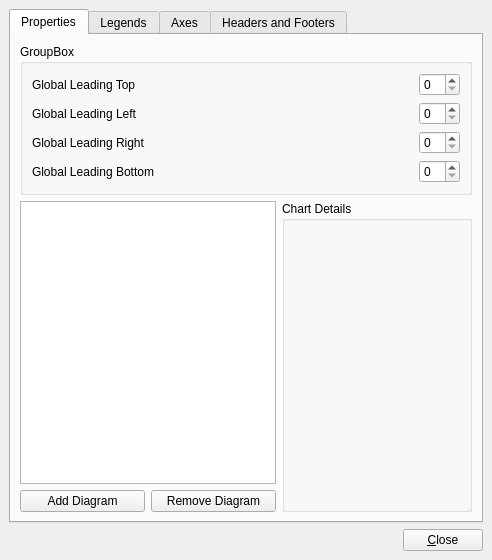
KDAB/KDChart, file plugins/kdchartchartdesignercustomeditor.ui: the form before one commit.
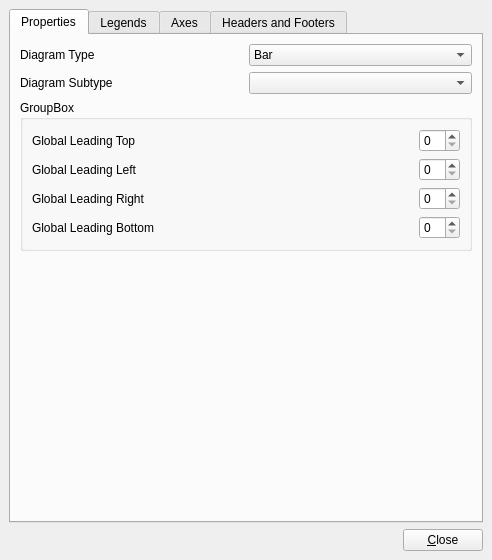
The form after the commit.

Commit message: set and retrieve the chart type and subtype - removed addDiagram for now

```diff
--- a/plugins/kdchartchartdesignercustomeditor.ui
+++ b/plugins/kdchartchartdesignercustomeditor.ui
@@ -12,14 +12,14 @@
   <property name="windowTitle" >
    <string>Chart Properties</string>
   </property>
-  <layout class="QGridLayout" >
+  <layout class="QVBoxLayout" >
    <property name="margin" >
     <number>9</number>
    </property>
    <property name="spacing" >
     <number>6</number>
    </property>
-   <item row="0" column="0" >
+   <item>
     <widget class="QTabWidget" name="tabWidget" >
      <property name="currentIndex" >
       <number>0</number>
@@ -28,15 +28,15 @@
       <attribute name="title" >
        <string>Properties</string>
       </attribute>
-      <layout class="QGridLayout" >
+      <layout class="QVBoxLayout" >
        <property name="margin" >
         <number>9</number>
        </property>
        <property name="spacing" >
         <number>6</number>
        </property>
-       <item row="0" column="0" >
-        <layout class="QVBoxLayout" >
+       <item>
+        <layout class="QHBoxLayout" >
          <property name="margin" >
           <number>0</number>
          </property>
@@ -44,198 +44,179 @@
           <number>6</number>
          </property>
          <item>
-          <widget class="QGroupBox" name="groupBox" >
-           <property name="title" >
-            <string>GroupBox</string>
+          <widget class="QLabel" name="mTypeLabel" >
+           <property name="text" >
+            <string>Diagram Type</string>
            </property>
-           <layout class="QGridLayout" >
-            <property name="margin" >
-             <number>9</number>
-            </property>
-            <property name="spacing" >
-             <number>6</number>
-            </property>
-            <item row="0" column="0" >
-             <layout class="QHBoxLayout" >
-              <property name="margin" >
-               <number>0</number>
-              </property>
-              <property name="spacing" >
-               <number>6</number>
-              </property>
-              <item>
-               <layout class="QVBoxLayout" >
-                <property name="margin" >
-                 <number>0</number>
-                </property>
-                <property name="spacing" >
-                 <number>6</number>
-                </property>
-                <item>
-                 <widget class="QLabel" name="label_5" >
-                  <property name="text" >
-                   <string>Global Leading Top</string>
-                  </property>
-                 </widget>
-                </item>
-                <item>
-                 <widget class="QLabel" name="label_8" >
-                  <property name="text" >
-                   <string>Global Leading Left</string>
-                  </property>
-                 </widget>
-                </item>
-                <item>
-                 <widget class="QLabel" name="label_7" >
-                  <property name="text" >
-                   <string>Global Leading Right</string>
-                  </property>
-                 </widget>
-                </item>
-                <item>
-                 <widget class="QLabel" name="label_6" >
-                  <property name="text" >
-                   <string>Global Leading Bottom</string>
-                  </property>
-                 </widget>
-                </item>
-               </layout>
-              </item>
-              <item>
-               <layout class="QVBoxLayout" >
-                <property name="margin" >
-                 <number>0</number>
-                </property>
-                <property name="spacing" >
-                 <number>6</number>
-                </property>
-                <item>
-                 <spacer>
-                  <property name="orientation" >
-                   <enum>Qt::Horizontal</enum>
-                  </property>
-                  <property name="sizeHint" >
-                   <size>
-                    <width>40</width>
-                    <height>20</height>
-                   </size>
-                  </property>
-                 </spacer>
-                </item>
-                <item>
-                 <spacer>
-                  <property name="orientation" >
-                   <enum>Qt::Horizontal</enum>
-                  </property>
-                  <property name="sizeHint" >
-                   <size>
-                    <width>40</width>
-                    <height>20</height>
-                   </size>
-                  </property>
-                 </spacer>
-                </item>
-                <item>
-                 <spacer>
-                  <property name="orientation" >
-                   <enum>Qt::Horizontal</enum>
-                  </property>
-                  <property name="sizeHint" >
-                   <size>
-                    <width>40</width>
-                    <height>20</height>
-                   </size>
-                  </property>
-                 </spacer>
-                </item>
-                <item>
-                 <spacer>
-                  <property name="orientation" >
-                   <enum>Qt::Horizontal</enum>
-                  </property>
-                  <property name="sizeHint" >
-                   <size>
-                    <width>40</width>
-                    <height>20</height>
-                   </size>
-                  </property>
-                 </spacer>
-                </item>
-               </layout>
-              </item>
-              <item>
-               <layout class="QVBoxLayout" >
-                <property name="margin" >
-                 <number>0</number>
-                </property>
-                <property name="spacing" >
-                 <number>6</number>
-                </property>
-                <item>
-                 <widget class="QSpinBox" name="mGlobalLeadingTopSB" />
-                </item>
-                <item>
-                 <widget class="QSpinBox" name="mGlobalLeadingLeftSB" />
-                </item>
-                <item>
-                 <widget class="QSpinBox" name="mGlobalLeadingRightSB" />
-                </item>
-                <item>
-                 <widget class="QSpinBox" name="mGlobalLeadingBottomSB" />
-                </item>
-               </layout>
-              </item>
-             </layout>
-            </item>
-           </layout>
+           <property name="buddy" >
+            <cstring>mTypeCombo</cstring>
+           </property>
           </widget>
          </item>
          <item>
-          <layout class="QHBoxLayout" >
-           <property name="margin" >
-            <number>0</number>
-           </property>
-           <property name="spacing" >
-            <number>6</number>
-           </property>
+          <widget class="QComboBox" name="mTypeCombo" >
            <item>
-            <layout class="QGridLayout" >
-             <property name="margin" >
-              <number>0</number>
-             </property>
-             <property name="spacing" >
-              <number>6</number>
-             </property>
-             <item row="1" column="0" >
-              <widget class="QPushButton" name="mAddDiagramBtn" >
-               <property name="text" >
-                <string>Add Diagram</string>
-               </property>
-              </widget>
-             </item>
-             <item row="1" column="1" >
-              <widget class="QPushButton" name="mRemoveDiagramBtn" >
-               <property name="text" >
-                <string>Remove Diagram</string>
-               </property>
-              </widget>
-             </item>
-             <item row="0" column="0" colspan="2" >
-              <widget class="QListWidget" name="mDiagramsList" />
-             </item>
-            </layout>
+            <property name="text" >
+             <string>Bar</string>
+            </property>
            </item>
            <item>
-            <widget class="QGroupBox" name="mDiagramDetailsGroup" >
-             <property name="title" >
-              <string>Chart Details</string>
-             </property>
-            </widget>
+            <property name="text" >
+             <string>Line</string>
+            </property>
            </item>
-          </layout>
+           <item>
+            <property name="text" >
+             <string>Pie</string>
+            </property>
+           </item>
+          </widget>
          </item>
         </layout>
        </item>
+       <item>
+        <layout class="QHBoxLayout" >
+         <property name="margin" >
+          <number>0</number>
+         </property>
+         <property name="spacing" >
+          <number>6</number>
+         </property>
+         <item>
+          <widget class="QLabel" name="mSubTypeLabel" >
+           <property name="text" >
+            <string>Diagram Subtype</string>
+           </property>
+           <property name="buddy" >
+            <cstring>mSubTypeCombo</cstring>
+           </property>
+          </widget>
+         </item>
+         <item>
+          <widget class="QComboBox" name="mSubTypeCombo" />
+         </item>
+        </layout>
+       </item>
+       <item>
+        <widget class="QGroupBox" name="groupBox" >
+         <property name="title" >
+          <string>GroupBox</string>
+         </property>
+         <layout class="QGridLayout" >
+          <property name="margin" >
+           <number>9</number>
+          </property>
+          <property name="spacing" >
+           <number>6</number>
+          </property>
+          <item row="1" column="3" >
+           <widget class="QSpinBox" name="mGlobalLeadingLeftSB" />
+          </item>
+          <item row="2" column="0" >
+           <widget class="QLabel" name="label_7" >
+            <property name="text" >
+             <string>Global Leading Right</string>
+            </property>
+           </widget>
+          </item>
+          <item row="2" column="3" >
+           <widget class="QSpinBox" name="mGlobalLeadingRightSB" />
+          </item>
+          <item row="1" column="1" colspan="2" >
+           <spacer>
+            <property name="orientation" >
+             <enum>Qt::Horizontal</enum>
+            </property>
+            <property name="sizeHint" >
+             <size>
+              <width>40</width>
+              <height>20</height>
+             </size>
+            </property>
+           </spacer>
+          </item>
+          <item row="0" column="2" >
+           <spacer>
+            <property name="orientation" >
+             <enum>Qt::Horizontal</enum>
+            </property>
+            <property name="sizeHint" >
+             <size>
+              <width>40</width>
+              <height>20</height>
+             </size>
+            </property>
+           </spacer>
+          </item>
+          <item row="3" column="3" >
+           <widget class="QSpinBox" name="mGlobalLeadingBottomSB" />
+          </item>
+          <item row="0" column="0" >
+           <widget class="QLabel" name="label_5" >
+            <property name="text" >
+             <string>Global Leading Top</string>
+            </property>
+           </widget>
+          </item>
+          <item row="0" column="3" >
+           <widget class="QSpinBox" name="mGlobalLeadingTopSB" />
+          </item>
+          <item row="3" column="2" >
+           <spacer>
+            <property name="orientation" >
+             <enum>Qt::Horizontal</enum>
+            </property>
+            <property name="sizeHint" >
+             <size>
+              <width>40</width>
+              <height>20</height>
+             </size>
+            </property>
+           </spacer>
+          </item>
+          <item row="2" column="2" >
+           <spacer>
+            <property name="orientation" >
+             <enum>Qt::Horizontal</enum>
+            </property>
+            <property name="sizeHint" >
+             <size>
+              <width>40</width>
+              <height>20</height>
+             </size>
+            </property>
+           </spacer>
+          </item>
+          <item row="3" column="0" colspan="2" >
+           <widget class="QLabel" name="label_6" >
+            <property name="text" >
+             <string>Global Leading Bottom</string>
+            </property>
+           </widget>
+          </item>
+          <item row="1" column="0" >
+           <widget class="QLabel" name="label_8" >
+            <property name="text" >
+             <string>Global Leading Left</string>
+            </property>
+           </widget>
+          </item>
+         </layout>
+        </widget>
+       </item>
+       <item>
+        <spacer>
+         <property name="orientation" >
+          <enum>Qt::Vertical</enum>
+         </property>
+         <property name="sizeHint" >
+          <size>
+           <width>20</width>
+           <height>40</height>
+          </size>
+         </property>
+        </spacer>
+       </item>
       </layout>
      </widget>
      <widget class="QWidget" name="mLegendsTab" >
@@ -381,7 +362,7 @@
      </widget>
     </widget>
    </item>
-   <item row="1" column="0" >
+   <item>
     <layout class="QHBoxLayout" >
      <property name="margin" >
       <number>0</number>
```
The commit also changes 2 other files.
